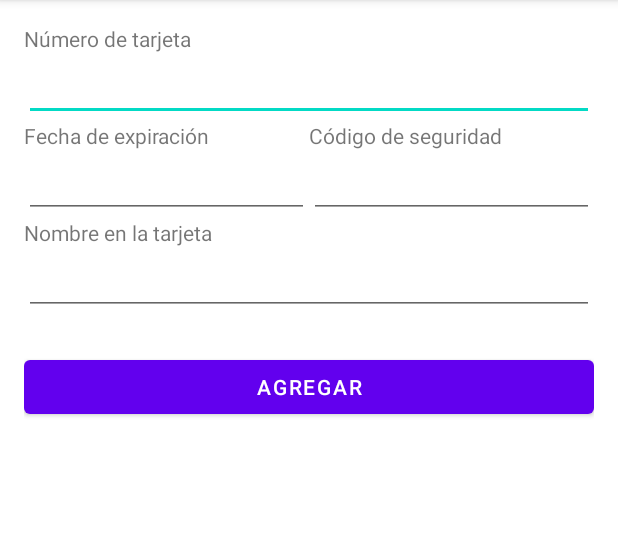
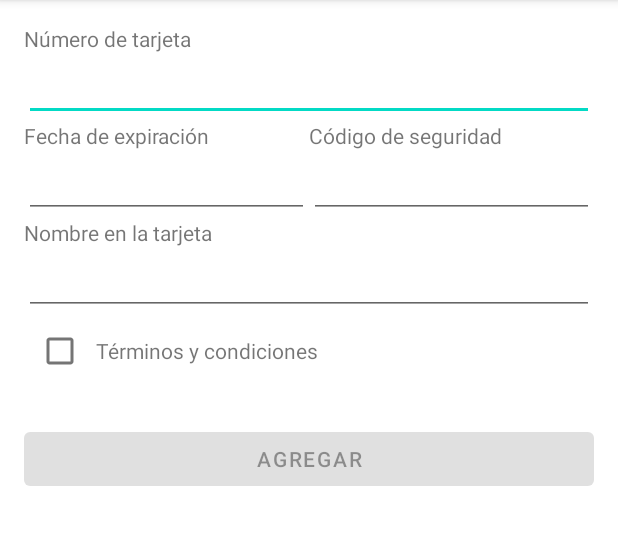
Before and after one commit to educacionit-carrera-android/Wallet_Bonus-track, an Android app: the screen it shows after launch (MainActivity), on a phone screen of 412 x 824 dp, the part 84-629 px from its top. Run offline under Robolectric (Android 15) with nearby library versions, the phone set to English and light mode, and no system bars.

Commit message:
Add part 3 for class 3

```diff
--- a/app/src/main/java/com/example/walletbonustrack/MainActivity.java
+++ b/app/src/main/java/com/example/walletbonustrack/MainActivity.java
@@ -4,7 +4,10 @@ import android.content.Intent;
 import android.os.Bundle;
 import android.view.View;
 import android.widget.Button;
+import android.widget.CheckBox;
+import android.widget.CompoundButton;
 import android.widget.EditText;
+import android.widget.TextView;
 import android.widget.Toast;
 
 import androidx.appcompat.app.AppCompatActivity;
@@ -16,6 +19,8 @@ public class MainActivity extends AppCompatActivity {
     private EditText etCvv;
     private EditText etNombre;
     private Button btnAgregar;
+    private CheckBox checkBoxTerms;
+    private TextView textViewTerms;
 
     @Override
     protected void onCreate(Bundle savedInstanceState) {
@@ -23,6 +28,7 @@ public class MainActivity extends AppCompatActivity {
         setContentView(R.layout.activity_main);
 
         setupUI();
+        setupCheckBoxListener();
     }
 
     private void setupUI() {
@@ -31,6 +37,8 @@ public class MainActivity extends AppCompatActivity {
         etCvv = findViewById(R.id.editTextCvv);
         etNombre = findViewById(R.id.editTextTextPersonName);
         btnAgregar = findViewById(R.id.btnAddCard);
+        checkBoxTerms = findViewById(R.id.checkBoxTerms);
+        textViewTerms = findViewById(R.id.textViewTerms);
 
         btnAgregar.setOnClickListener(new View.OnClickListener() {
             @Override
@@ -42,6 +50,27 @@ public class MainActivity extends AppCompatActivity {
                 } else {
                     Toast.makeText(MainActivity.this, "Datos inválidos", Toast.LENGTH_SHORT).show();
                 }
+            }
+        });
+
+        textViewTerms.setOnClickListener(new View.OnClickListener() {
+            @Override
+            public void onClick(View v) {
+                lanzarTermsAndConditionActivity();
+            }
+        });
+    }
+
+    private void lanzarTermsAndConditionActivity() {
+        Intent intent = new Intent(this, TermsAndConditionsActivity.class);
+        startActivity(intent);
+    }
+
+    private void setupCheckBoxListener() {
+        checkBoxTerms.setOnCheckedChangeListener(new CompoundButton.OnCheckedChangeListener() {
+            @Override
+            public void onCheckedChanged(CompoundButton buttonView, boolean isChecked) {
+                btnAgregar.setEnabled(isChecked);
             }
         });
     }
--- a/app/src/main/res/layout/activity_main.xml
+++ b/app/src/main/res/layout/activity_main.xml
@@ -18,8 +18,8 @@
         android:layout_width="match_parent"
         android:layout_height="wrap_content"
         android:ems="10"
-        android:maxLength="12"
-        android:inputType="number" />
+        android:inputType="number"
+        android:maxLength="12" />
 
     <LinearLayout
         android:layout_width="match_parent"
@@ -52,8 +52,8 @@
             android:layout_height="wrap_content"
             android:layout_weight="1"
             android:ems="10"
-            android:maxLength="5"
-            android:inputType="date" />
+            android:inputType="date"
+            android:maxLength="5" />
 
         <EditText
             android:id="@+id/editTextCvv"
@@ -78,11 +78,29 @@
         android:ems="10"
         android:inputType="textPersonName" />
 
+    <LinearLayout
+        android:layout_width="match_parent"
+        android:layout_height="wrap_content"
+        android:orientation="horizontal">
+
+        <CheckBox
+            android:id="@+id/checkBoxTerms"
+            android:layout_width="wrap_content"
+            android:layout_height="wrap_content" />
+
+        <TextView
+            android:id="@+id/textViewTerms"
+            android:layout_width="wrap_content"
+            android:layout_height="wrap_content"
+            android:text="@string/terms_and_conditions" />
+    </LinearLayout>
+
     <Button
         android:id="@+id/btnAddCard"
         android:layout_width="match_parent"
         android:layout_height="wrap_content"
         android:layout_marginTop="24dp"
+        android:enabled="false"
         android:text="@string/add" />
 
 </LinearLayout>
```
